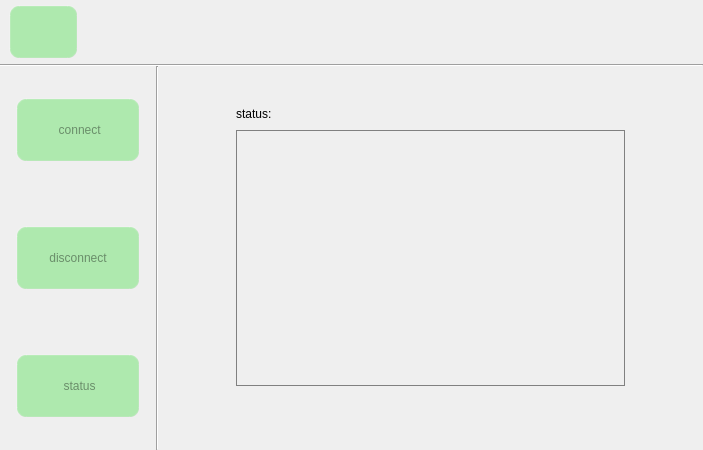
First picture: the form in sim_module.ui, repository jizizihe/baijie_demo, before the edit.
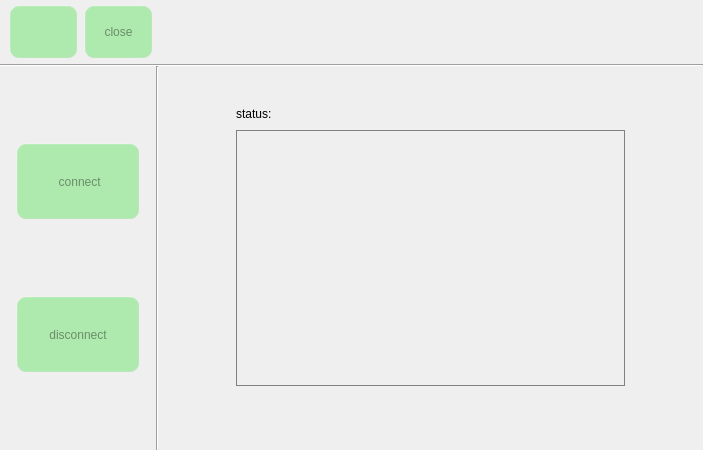
Second picture: the form after the edit. Icons and pictures are not drawn.

Commit message: func: 1.add file directory display and modify layout in strorage       2.add switch buttons and change layout in 4g       3.add display serial port for server when receiving data and keypress test in multiple selection can be tested in interface       4.modify content in User Manual       5.Add databases for wifi, hotspots, Bluetooth, and networking

```diff
--- a/sim_module.ui
+++ b/sim_module.ui
@@ -84,9 +84,9 @@
      <number>0</number>
     </property>
     <item row="0" column="0">
-     <layout class="QHBoxLayout" name="horizontalLayout_5" stretch="1,9">
+     <layout class="QHBoxLayout" name="horizontalLayout_5" stretch="1,1,8">
       <property name="spacing">
-       <number>0</number>
+       <number>6</number>
       </property>
       <property name="leftMargin">
        <number>9</number>
@@ -120,6 +120,19 @@
         </property>
        </widget>
       </item>
+      <item>
+       <widget class="QPushButton" name="btn_open">
+        <property name="sizePolicy">
+         <sizepolicy hsizetype="Minimum" vsizetype="Minimum">
+          <horstretch>0</horstretch>
+          <verstretch>0</verstretch>
+         </sizepolicy>
+        </property>
+        <property name="text">
+         <string>close</string>
+        </property>
+       </widget>
+      </item>
       <item>
        <spacer name="horizontalSpacer_7">
         <property name="orientation">
@@ -152,7 +165,7 @@
      <layout class="QHBoxLayout" name="horizontalLayout_4" stretch="2,0,7">
       <item>
        <widget class="QWidget" name="widget" native="true">
-        <layout class="QVBoxLayout" name="verticalLayout" stretch="1,2,2,2,2,2,1">
+        <layout class="QVBoxLayout" name="verticalLayout" stretch="2,2,2,2,2">
          <property name="spacing">
           <number>0</number>
          </property>
@@ -311,71 +324,6 @@
            </property>
           </spacer>
          </item>
-         <item>
-          <layout class="QHBoxLayout" name="horizontalLayout_3" stretch="1,8,1">
-           <property name="spacing">
-            <number>0</number>
-           </property>
-           <item>
-            <spacer name="horizontalSpacer_5">
-             <property name="orientation">
-              <enum>Qt::Horizontal</enum>
-             </property>
-             <property name="sizeHint" stdset="0">
-              <size>
-               <width>40</width>
-               <height>20</height>
-              </size>
-             </property>
-            </spacer>
-           </item>
-           <item>
-            <widget class="QPushButton" name="SimStausBtn">
-             <property name="sizePolicy">
-              <sizepolicy hsizetype="Minimum" vsizetype="Minimum">
-               <horstretch>0</horstretch>
-               <verstretch>0</verstretch>
-              </sizepolicy>
-             </property>
-             <property name="minimumSize">
-              <size>
-               <width>0</width>
-               <height>0</height>
-              </size>
-             </property>
-             <property name="text">
-              <string> status</string>
-             </property>
-            </widget>
-           </item>
-           <item>
-            <spacer name="horizontalSpacer_6">
-             <property name="orientation">
-              <enum>Qt::Horizontal</enum>
-             </property>
-             <property name="sizeHint" stdset="0">
-              <size>
-               <width>40</width>
-               <height>20</height>
-              </size>
-             </property>
-            </spacer>
-           </item>
-          </layout>
-         </item>
-         <item>
-          <spacer name="verticalSpacer_4">
-           <property name="orientation">
-            <enum>Qt::Vertical</enum>
-           </property>
-           <property name="sizeHint" stdset="0">
-            <size>
-             <width>20</width>
-             <height>32</height>
-            </size>
-           </property>
-          </spacer>
-         </item>
         </layout>
        </widget>
       </item>
```
The commit also changes 43 other files.
